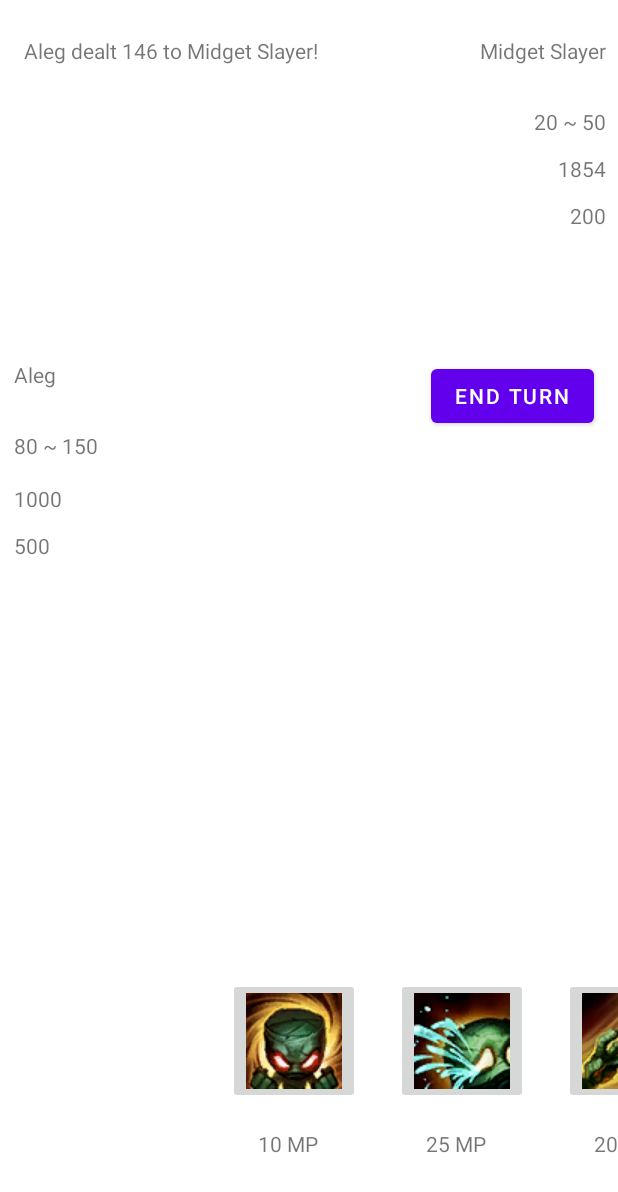
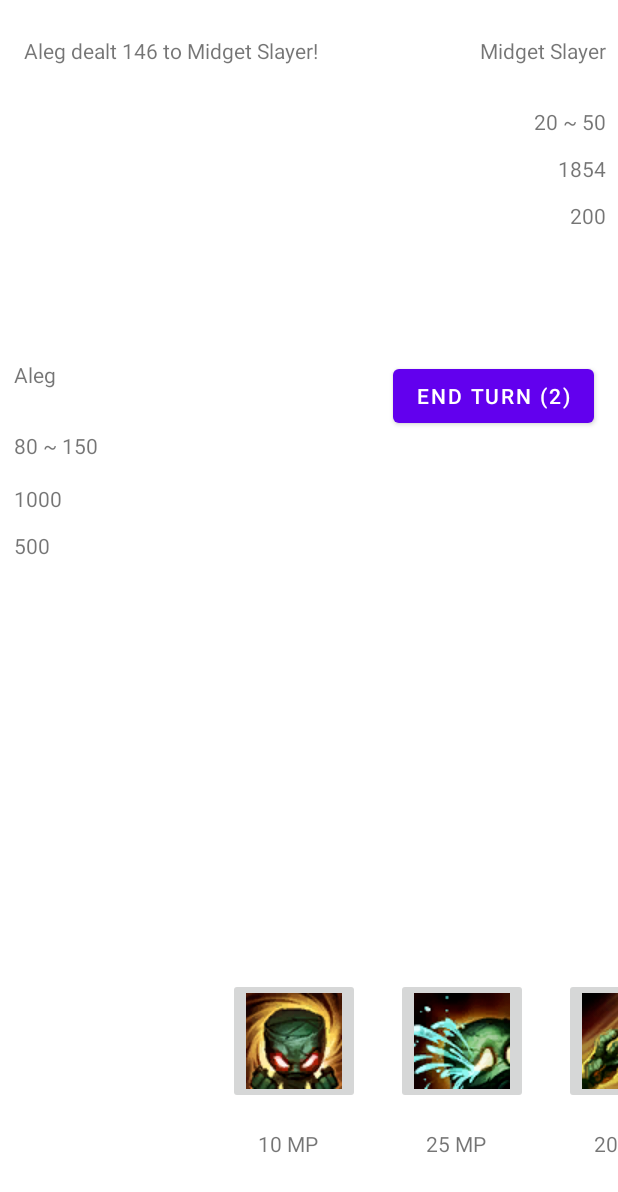
Before and after one commit to PocariNoSweat/Lim_TurnBasedGame, an Android app: the MainActivity screen opened directly, with no data from a screen before it, after a tap on "END TURN", on a phone screen of 412 x 824 dp. Shown: the top 1192 px of the screen. Run offline under Robolectric (Android 15) with nearby library versions, the phone set to English and light mode, and no system bars.

Commit message:
Latest update. No animation. Two missing skills. No use of MP yet.

```diff
--- a/app/src/main/java/com/example/lim_turnbasedgame/Intro_screen.java
+++ b/app/src/main/java/com/example/lim_turnbasedgame/Intro_screen.java
@@ -30,7 +30,10 @@ public class Intro_screen extends AppCompatActivity {
             @Override
             public void onClick(View v) {
                 Intent intent=new Intent(Intro_screen.this, MainActivity.class);
+                player.stop();
                 startActivity(intent);
+
+
 
 
             }
--- a/app/src/main/java/com/example/lim_turnbasedgame/MainActivity.java
+++ b/app/src/main/java/com/example/lim_turnbasedgame/MainActivity.java
@@ -2,6 +2,7 @@ package com.example.lim_turnbasedgame;
 
 import androidx.appcompat.app.AppCompatActivity;
 
+import android.media.MediaPlayer;
 import android.os.Build;
 import android.os.Bundle;
 import android.view.View;
@@ -16,6 +17,7 @@ public class MainActivity extends AppCompatActivity implements View.OnClickListe
     TextView txtCharName, txtEnemyName, txtCharHP, txtEnemyHP, txtCharMP, txtEnemyMP, txtHerodps, txtEnemydps, txtCombatLog;
     Button btnEndTurn;
     ImageButton skill1, skill2, skill3;
+    MediaPlayer player;
 
     //Hero Stats
     String CharName = "Aleg";
@@ -42,6 +44,14 @@ public class MainActivity extends AppCompatActivity implements View.OnClickListe
         super.onCreate(savedInstanceState);
         enableFullscreen();
         setContentView(R.layout.activity_main);
+
+        //New music
+        player = MediaPlayer.create(this, R.raw.battlemusic);
+
+        player.setLooping(true);
+        player.setVolume(100,100);
+        player.start();
+
         //XML ids for text and button
         txtCharName = findViewById(R.id.txtCharName);
         txtEnemyName = findViewById(R.id.txtEnemyName);
@@ -136,6 +146,7 @@ public class MainActivity extends AppCompatActivity implements View.OnClickListe
                 if (turnNumber % 2 == 1) { //odd
                     enemyHP = enemyHP - herodps;
                     turnNumber++;
+                    btnEndTurn.setText("End Turn (" +String.valueOf(turnNumber)+")");
                     txtEnemyHP.setText(String.valueOf(enemyHP));
 
                     txtCombatLog.setText("" + String.valueOf(CharName) + " dealt " + String.valueOf(herodps) + " to " + String.valueOf(EnemyName) + "!");
@@ -169,6 +180,7 @@ public class MainActivity extends AppCompatActivity implements View.OnClickListe
                     } else {
                         heroHP = heroHP - enemydps;
                         turnNumber++;
+                        btnEndTurn.setText("End Turn (" +String.valueOf(turnNumber)+")");
                         txtCharHP.setText(String.valueOf(heroHP));
 
                         txtCombatLog.setText("" + String.valueOf(EnemyName) + " dealt " + String.valueOf(enemydps) + " to " + String.valueOf(CharName) + "!");
```
Also changed, not shown: 1 other file.
